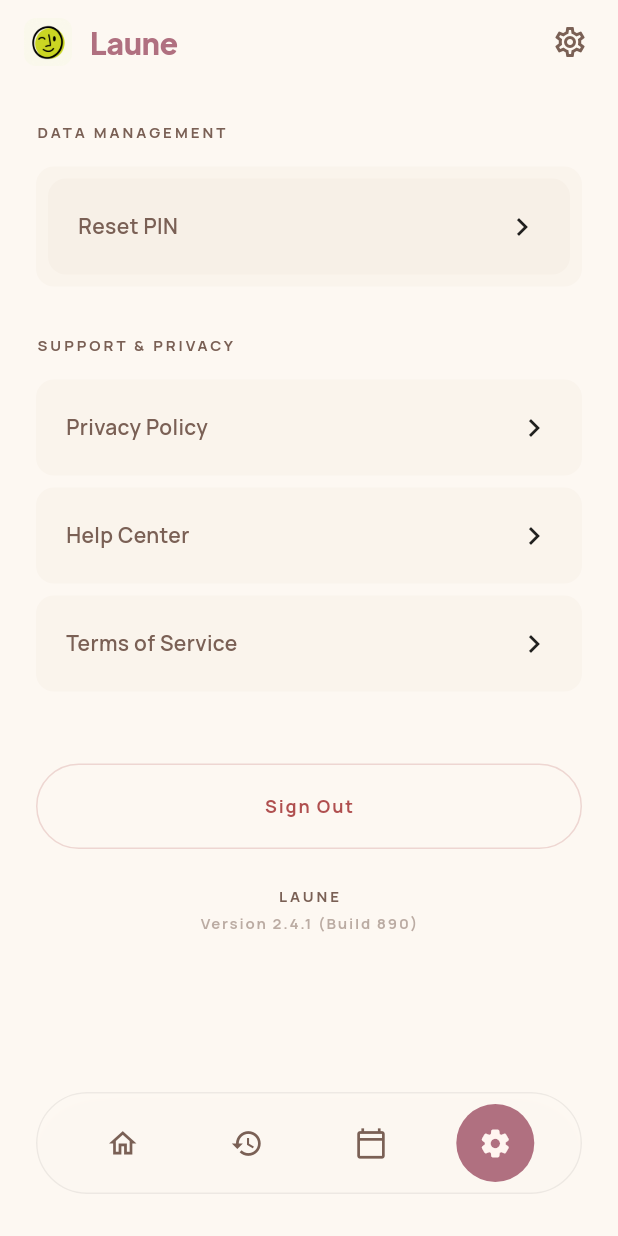
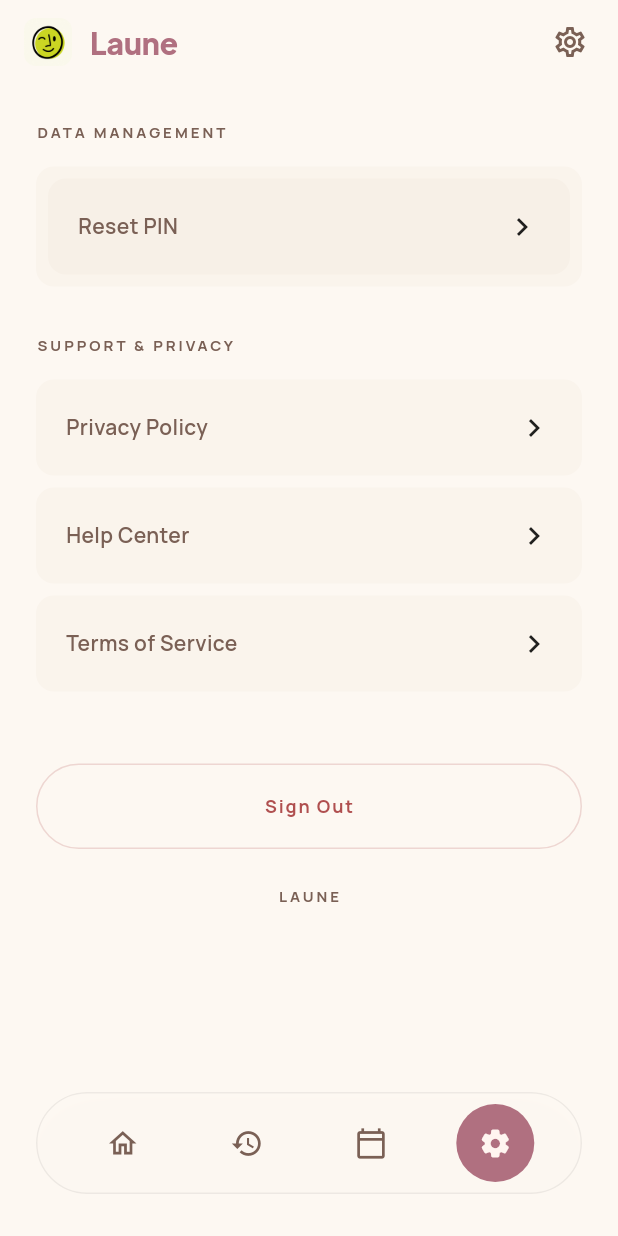
Before and after one commit to MelAlejandrino/laune, a Flutter app: the SettingsScreen screen opened by its route, scrolled down 492 dp, on a phone screen of 412 x 824 dp. Run offline on Flutter 3.47's test engine with Material 3 defaults, Android fonts, the light colour scheme and no system bars; our stand-ins replace flutter_local_notifications, go_router, google_fonts, local_auth, shared_preferences, timezone; accounts and stored records are empty.

Commit message:
fix: removed the version line

```diff
--- a/lib/screens/settings_screen.dart
+++ b/lib/screens/settings_screen.dart
@@ -257,7 +257,6 @@
                     const SizedBox(height: 24),
                     Text('LAUNE', style: Theme.of(context).textTheme.labelLarge?.copyWith(fontSize: 10, letterSpacing: 2)),
                     const SizedBox(height: 4),
-                    Text('Version 2.4.1 (Build 890)', style: Theme.of(context).textTheme.labelLarge?.copyWith(fontSize: 10, color: Theme.of(context).colorScheme.onSurfaceVariant.withOpacity(0.5))),
                   ],
                 ),
               ),
--- a/pubspec.yaml
+++ b/pubspec.yaml
@@ -16,7 +16,7 @@
 # https://developer.apple.com/library/archive/documentation/General/Reference/InfoPlistKeyReference/Articles/CoreFoundationKeys.html
 # In Windows, build-name is used as the major, minor, and patch parts
 # of the product and file versions while build-number is used as the build suffix.
-version: 1.2.2+6
+version: 1.2.3+7
 
 environment:
   sdk: ^3.9.2
```
